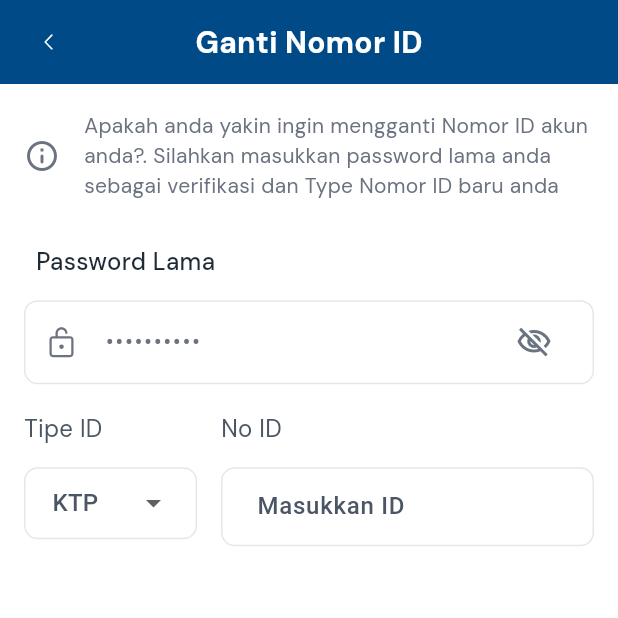
After one commit to orangdeso/e_porter, a Flutter app: the ChangeNoId screen opened by its route, on a phone screen of 412 x 824 dp, the top half of it. The commit adds this screen. Run offline on Flutter 3.47's test engine with Material 3 defaults, Android fonts, the phone set to English and light mode, and no system bars; drawn by our look-alikes of dropdown_button2; our stand-ins replace barcode_widget, carousel_slider, cloud_firestore, device_info_plus, file_picker, firebase_auth and 14 more; missing offline and left inert: dotted_dashed_line, mobile_scanner; accounts and stored records are empty; Roboto replaces fonts that are missing (DMSans, DMsans).

Commit message:
Feat: add slicing change Nomor ID screen

```diff
--- a/lib/presentation/screens/auth/component/Input_password.dart
+++ b/lib/presentation/screens/auth/component/Input_password.dart
@@ -11,6 +11,7 @@ class InputPassword extends StatefulWidget {
   final TextEditingController? controller;
   final String? Function(String?)? validator;
   final bool obscureText;
+  final Color? backgroundColor;
 
   const InputPassword({
     Key? key,
@@ -19,6 +20,7 @@ class InputPassword extends StatefulWidget {
     this.controller,
     this.validator,
     this.obscureText = true,
+    this.backgroundColor = GrayColors.gray50,
   }) : super(key: key);
 
   @override
@@ -38,7 +40,7 @@ class _InputPasswordState extends State<InputPassword> {
   Widget build(BuildContext context) {
     return Container(
       decoration: BoxDecoration(
-        color: GrayColors.gray50,
+        color: widget.backgroundColor,
         borderRadius: BorderRadius.circular(10.r),
       ),
       child: TextFormField(
--- /dev/null
+++ b/lib/presentation/screens/profile/pages/change/change_no_id.dart
@@ -0,0 +1,139 @@
+import 'package:e_porter/_core/component/appbar/appbar_component.dart';
+import 'package:e_porter/_core/component/text/custom_text.dart';
+import 'package:e_porter/_core/component/text_field/dropdown/dropdown_component.dart';
+import 'package:e_porter/_core/component/text_field/text_input/text_field_component.dart';
+import 'package:e_porter/_core/constants/colors.dart';
+import 'package:e_porter/_core/constants/typography.dart';
+import 'package:e_porter/_core/validators/validators.dart';
+import 'package:e_porter/presentation/screens/auth/component/Input_password.dart';
+import 'package:e_porter/presentation/screens/profile/component/header_information.dart';
+import 'package:flutter/material.dart';
+import 'package:flutter/services.dart';
+import 'package:flutter_screenutil/flutter_screenutil.dart';
+import 'package:get/get.dart';
+
+class ChangeNoId extends StatefulWidget {
+  const ChangeNoId({super.key});
+
+  @override
+  State<ChangeNoId> createState() => _ChangeNoIdState();
+}
+
+class _ChangeNoIdState extends State<ChangeNoId> {
+  final _formKey = GlobalKey<FormState>();
+  final _oldPassword = TextEditingController();
+  final _noIdController = TextEditingController();
+
+  String selectedTypeId = 'KTP';
+  @override
+  Widget build(BuildContext context) {
+    return Scaffold(
+      backgroundColor: Colors.white,
+      appBar: DefaultAppbarComponent(
+        title: 'Ganti Nomor ID',
+        textColor: Colors.white,
+        backgroundColors: PrimaryColors.primary800,
+        onTab: () {
+          Get.back();
+        },
+      ),
+      body: SafeArea(
+        child: Padding(
+          padding: EdgeInsets.symmetric(horizontal: 16.w, vertical: 20.h),
+          child: SingleChildScrollView(
+            child: Form(
+              key: _formKey,
+              child: Column(
+                crossAxisAlignment: CrossAxisAlignment.start,
+                children: [
+                  HeaderInformation(
+                    title:
+                        'Apakah anda yakin ingin mengganti Nomor ID akun anda?. Silahkan masukkan password lama anda sebagai verifikasi dan Type Nomor ID baru anda',
+                  ),
+                  SizedBox(height: 32.h),
+                  CustomText.textPadding8('Password Lama'),
+                  SizedBox(height: 16.h),
+                  InputPassword(
+                    controller: _oldPassword,
+                    hintText: '••••••••••',
+                    svgIconPath: 'assets/icons/ic_padlock.svg',
+                    backgroundColor: Colors.white,
+                    validator: Validators.validatorPassword,
+                  ),
+                  SizedBox(height: 20.h),
+                  Row(
+                    crossAxisAlignment: CrossAxisAlignment.start,
+                    children: [
+                      Column(
+                        crossAxisAlignment: CrossAxisAlignment.start,
+                        children: [
+                          TypographyStyles.body('Tipe ID', color: GrayColors.gray600, fontWeight: FontWeight.w400),
+                          SizedBox(height: 16.h),
+                          DropdownComponent(
+                            hintText: "Pilih jenis dokument",
+                            items: ['KTP', 'Pasport'],
+                            value: selectedTypeId,
+                            onChanged: (value) {
+                              setState(() {
+                                selectedTypeId = value!;
+                              });
+                            },
+                          ),
+                        ],
+                      ),
+                      SizedBox(width: 16.w),
+                      Expanded(
+                        child: Column(
+                          crossAxisAlignment: CrossAxisAlignment.start,
+                          children: [
+                            TypographyStyles.body('No ID', color: GrayColors.gray600, fontWeight: FontWeight.w400),
+                            SizedBox(height: 16.h),
+                            TextFieldComponent(
+                              controller: _noIdController,
+                              hintText: 'Masukkan ID',
+                              validators: Validators.validatorNoID,
+                              textInputType: TextInputType.number,
+                              inputFormatters: [
+                                FilteringTextInputFormatter.digitsOnly,
+                                LengthLimitingTextInputFormatter(16),
+                              ],
+                            )
+                          ],
+                        ),
+                      )
+                    ],
+                  ),
+                ],
+              ),
+            ),
+          ),
+        ),
+      ),
+      // bottomNavigationBar: Obx(
+      //   () {
+      //     return CustomeShadowCotainner(
+      //       child: _authController.isChangingPhone.value
+      //           ? Center(
+      //               child: CircularProgressIndicator(color: PrimaryColors.primary800),
+      //             )
+      //           : ButtonFill(
+      //               text: 'Simpan',
+      //               textColor: Colors.white,
+      //               onTap: () async {
+      //                 if (!_formKey.currentState!.validate()) return;
+      //                 final result = await _authController.changePhone(
+      //                   oldPassword: _oldPassword.text.trim(),
+      //                   newPhone: _phoneNumber.text.trim(),
+      //                 );
+      //                 if (result) {
+      //                   _oldPassword.clear();
+      //                   _phoneNumber.clear();
+      //                 }
+      //               },
+      //             ),
+      //     );
+      //   },
+      // ),
+    );
+  }
+}
--- a/lib/presentation/screens/routes/app_rountes.dart
+++ b/lib/presentation/screens/routes/app_rountes.dart
@@ -35,6 +35,7 @@ import 'package:e_porter/presentation/screens/home/pages/ticket_booking_step4_sc
 import 'package:e_porter/presentation/screens/home/pages/upload_file_screen.dart';
 import 'package:e_porter/presentation/screens/navigation/main_navigation.dart';
 import 'package:e_porter/presentation/screens/onboarding/onboarding_screen.dart';
+import 'package:e_porter/presentation/screens/profile/pages/change/change_no_id.dart';
 import 'package:e_porter/presentation/screens/profile/pages/change_email_screen.dart';
 import 'package:e_porter/presentation/screens/profile/pages/change_number_screen.dart';
 import 'package:e_porter/presentation/screens/profile/pages/change_password_screen.dart';
@@ -216,6 +217,10 @@ class AppRoutes {
       page: () => ChangeNumberScreen(),
     ),
     GetPage(
+      name: Routes.CHANGENOID,
+      page: () => ChangeNoId(),
+    ),
+    GetPage(
       name: Routes.CHANGEEMAIL,
       page: () => ChangeEmailScreen(),
       binding: ProfilBinding(),
@@ -271,6 +276,7 @@ class Routes {
   static const INFORMATIONS = '/informations';
   static const CHANGEPASSWORD = '/change_password';
   static const CHANGENUMBER = '/change_number';
+  static const CHANGENOID = '/change_no_id';
   static const CHANGEEMAIL = '/change_email';
   static const PASSENGERLIST = '/passenger_list';
 }
```
Also changed, not shown: lib/presentation/screens/profile/component/radio_button.dart (added, +40 -0 lines), lib/presentation/screens/profile/pages/add_passenger_screen.dart (+3 -28 lines), lib/presentation/screens/profile/pages/information_users_screen.dart (+15 -2 lines).
